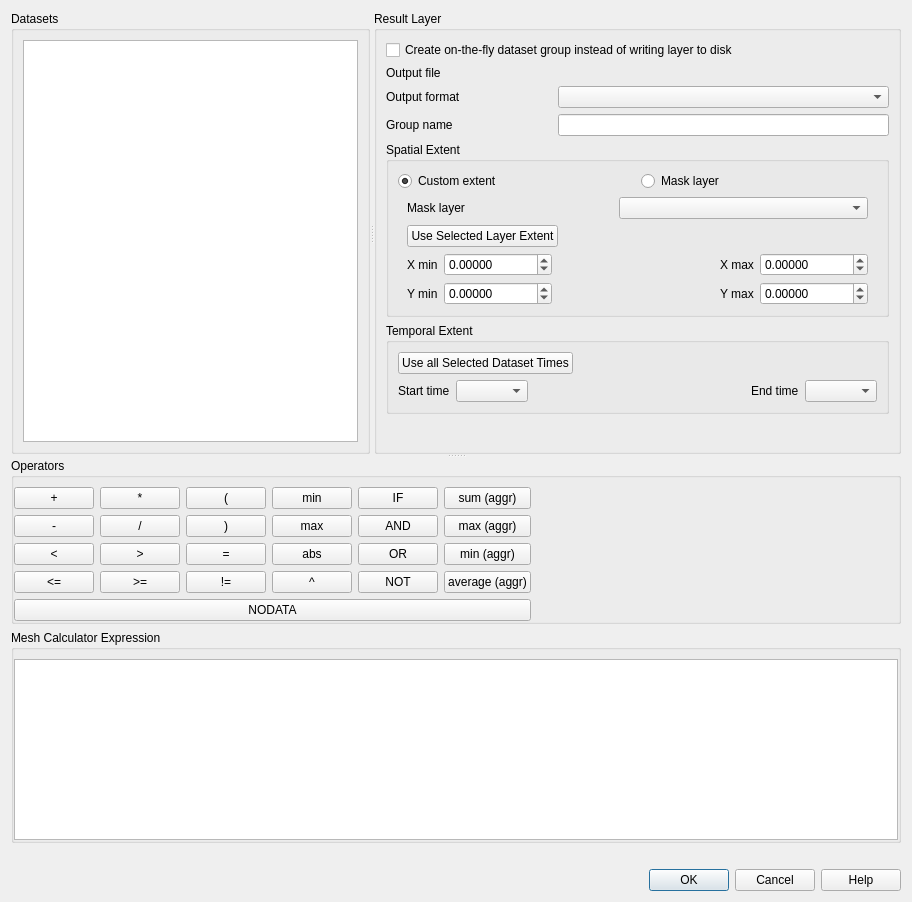
Before: the Qt Designer form src/ui/mesh/qgsmeshcalculatordialogbase.ui in carsmie/QGIS, drawn with Qt 5.
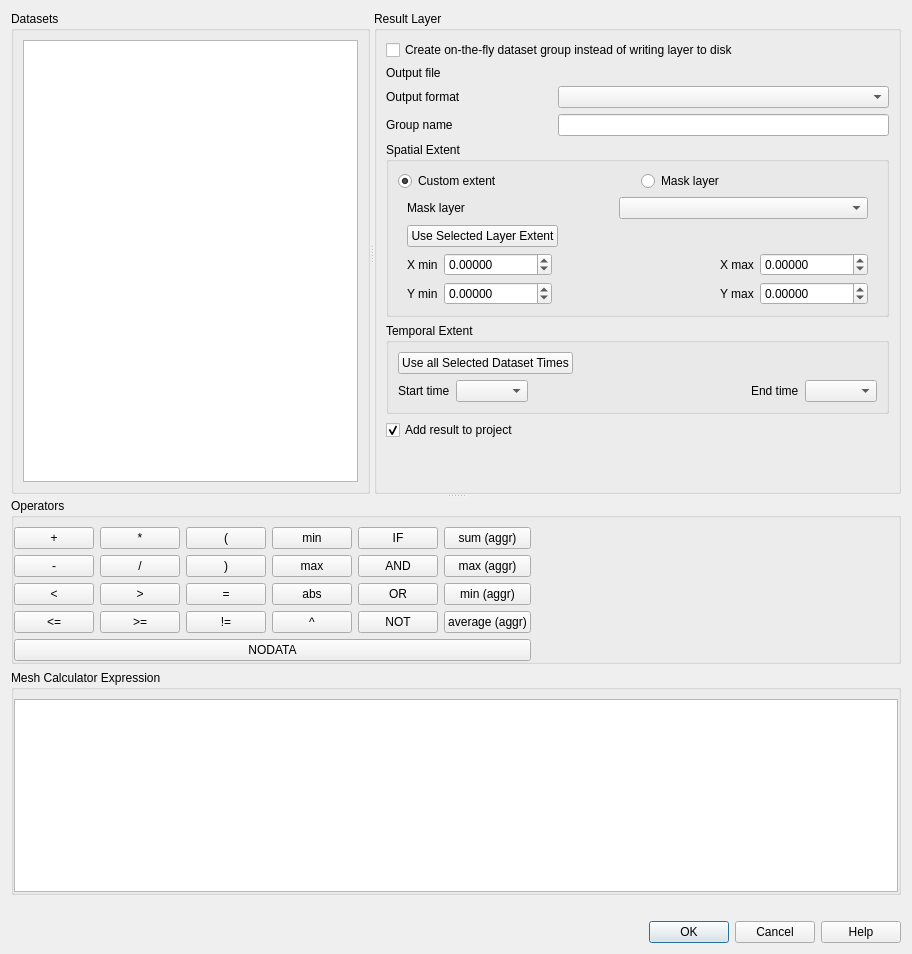
After: the same form once the commit is applied. Custom widgets are drawn as their Qt base class.

Commit message: add "Add result to project" checkbox to mesh calculator dialog (fix #45245)

Diff of the .ui file:
```diff
--- a/src/ui/mesh/qgsmeshcalculatordialogbase.ui
+++ b/src/ui/mesh/qgsmeshcalculatordialogbase.ui
@@ -7,7 +7,7 @@
     <x>0</x>
     <y>0</y>
     <width>912</width>
-    <height>902</height>
+    <height>954</height>
    </rect>
   </property>
   <property name="windowTitle">
@@ -377,6 +377,16 @@
           </layout>
          </widget>
         </item>
+        <item>
+         <widget class="QCheckBox" name="mAddResultToProjectCheckBox">
+          <property name="text">
+           <string>Add result to project</string>
+          </property>
+          <property name="checked">
+           <bool>true</bool>
+          </property>
+         </widget>
+        </item>
         <item>
          <spacer name="verticalSpacer">
           <property name="orientation">
@@ -655,17 +665,17 @@
    <header>qgscollapsiblegroupbox.h</header>
    <container>1</container>
   </customwidget>
-  <customwidget>
-   <class>QgsFileWidget</class>
-   <extends>QWidget</extends>
-   <header>qgsfilewidget.h</header>
-   <container>1</container>
-  </customwidget>
   <customwidget>
    <class>QgsDoubleSpinBox</class>
    <extends>QDoubleSpinBox</extends>
    <header>qgsdoublespinbox.h</header>
   </customwidget>
+  <customwidget>
+   <class>QgsFileWidget</class>
+   <extends>QWidget</extends>
+   <header>qgsfilewidget.h</header>
+   <container>1</container>
+  </customwidget>
   <customwidget>
    <class>QgsMapLayerComboBox</class>
    <extends>QComboBox</extends>
```
Left out of the diff: 22 changed lines with no effect on the pictures. The commit also changes 3 other files.
